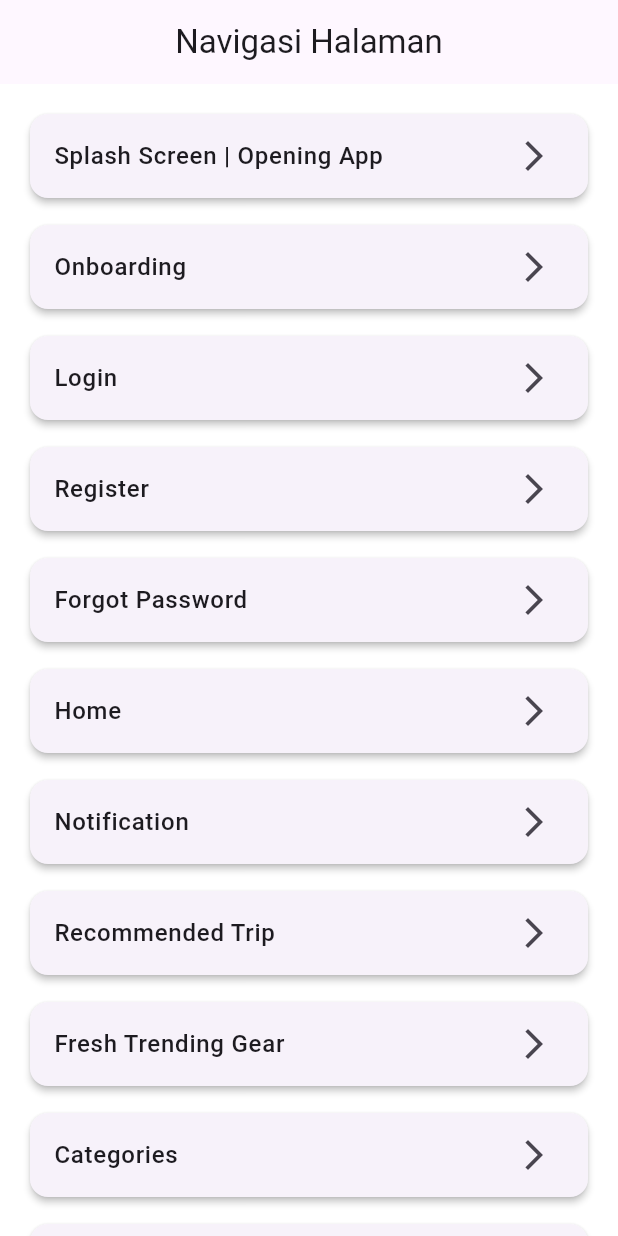
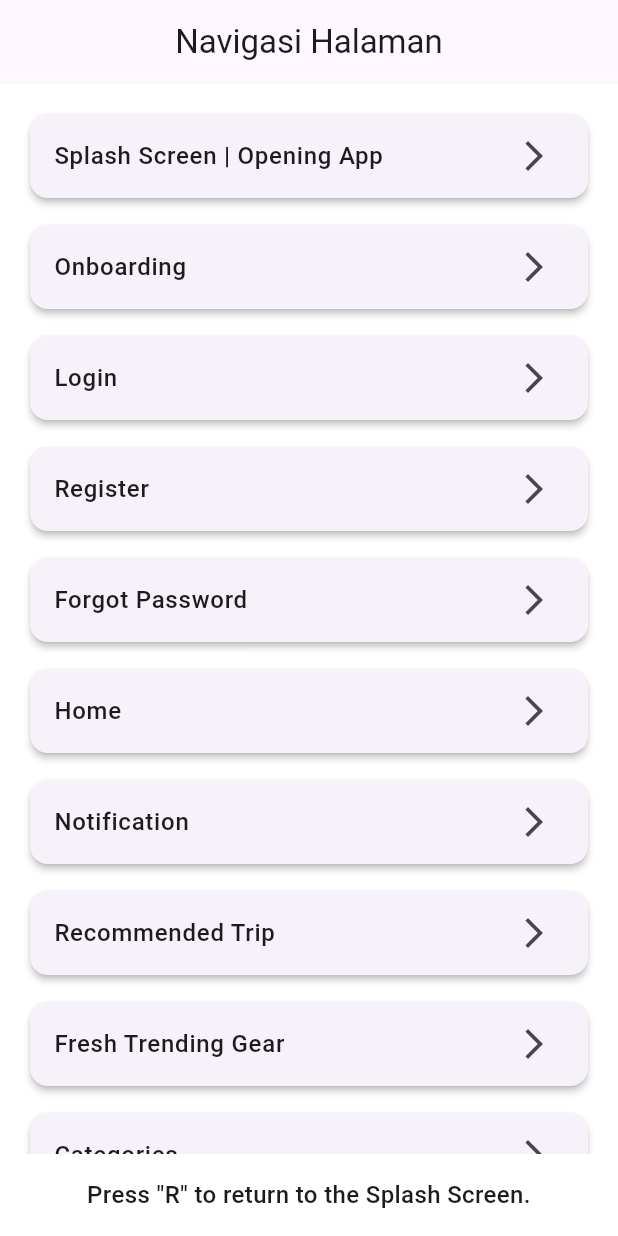
Before and after one commit to kiy4h/campedia, a Flutter app: the screen it shows after launch, on a phone screen of 412 x 824 dp. Run offline on Flutter 3.47's test engine with Material 3 defaults, Android fonts, the phone set to English and light mode, and no system bars; our stand-ins replace flutter_countdown_timer, flutter_map, flutter_slidable, font_awesome_flutter, google_fonts, latlong2.

Commit message:
Menambahkan Pemberitahuan Untuk Melakukan Perintah Restart Apabila Ingin Kembali Ke Halaman Utama

```diff
--- a/lib/Tugas3MainPage/Tugas3MainPage.dart
+++ b/lib/Tugas3MainPage/Tugas3MainPage.dart
@@ -1,4 +1,6 @@
 import 'package:flutter/material.dart';
+import 'package:flutter/services.dart'; // for RawKeyboardListener
+
 import '../Intro/onboarding.dart';
 import '../Intro/splashscreen.dart';
 import '../Items/allListItem.dart';
@@ -55,11 +57,14 @@ class MyApp extends StatelessWidget {
   }
 }
 
-class Tugas3ProvisPage extends StatelessWidget {
+class Tugas3ProvisPage extends StatefulWidget {
   Tugas3ProvisPage({super.key});
 
   @override
-  Widget build(BuildContext context) {
+  _Tugas3ProvisPageState createState() => _Tugas3ProvisPageState();
+}
+
+class _Tugas3ProvisPageState extends State<Tugas3ProvisPage> {
   final List<Map<String, dynamic>> pages = [
     {'title': 'Splash Screen | Opening App', 'page': SplashScreen()},
     {'title': 'Onboarding', 'page': OnboardingScreen()},
@@ -85,12 +90,28 @@ class Tugas3ProvisPage extends StatelessWidget {
     {'title': 'Review dari User', 'page': ReviewPage()},
   ];
 
-    return Scaffold(
+  @override
+  Widget build(BuildContext context) {
+    return RawKeyboardListener(
+      focusNode: FocusNode(),
+      onKey: (RawKeyEvent event) {
+        if (event.logicalKey == LogicalKeyboardKey.keyR) {
+          // When 'R' key is pressed, navigate to the first screen (Splash Screen)
+          Navigator.pushReplacement(
+            context,
+            MaterialPageRoute(builder: (context) => SplashScreen()),
+          );
+        }
+      },
+      child: Scaffold(
         appBar: AppBar(
           title: Text('Navigasi Halaman'),
           centerTitle: true,
         ),
-      body: ListView.separated(
+        body: Column(
+          children: [
+            Expanded(
+              child: ListView.separated(
                 padding: EdgeInsets.all(16.0),
                 itemCount: pages.length,
                 separatorBuilder: (_, __) => SizedBox(height: 10),
@@ -118,6 +139,18 @@ class Tugas3ProvisPage extends StatelessWidget {
                   );
                 },
               ),
+            ),
+            Padding(
+              padding: const EdgeInsets.all(16.0),
+              child: Text(
+                'Press "R" to return to the Splash Screen.',
+                style: TextStyle(fontSize: 16, fontWeight: FontWeight.w500),
+                textAlign: TextAlign.center,
+              ),
+            ),
+          ],
+        ),
+      ),
     );
   }
 }
```
Lines whose indentation alone changed are shown as unchanged.
